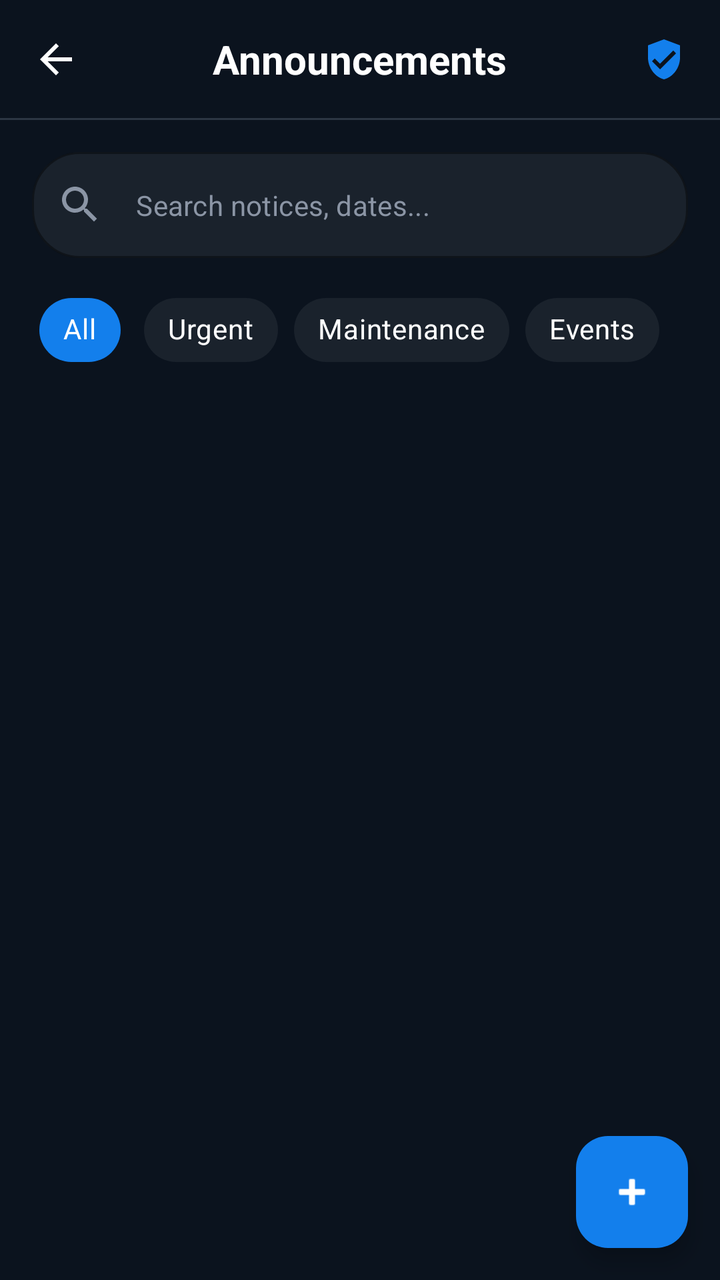
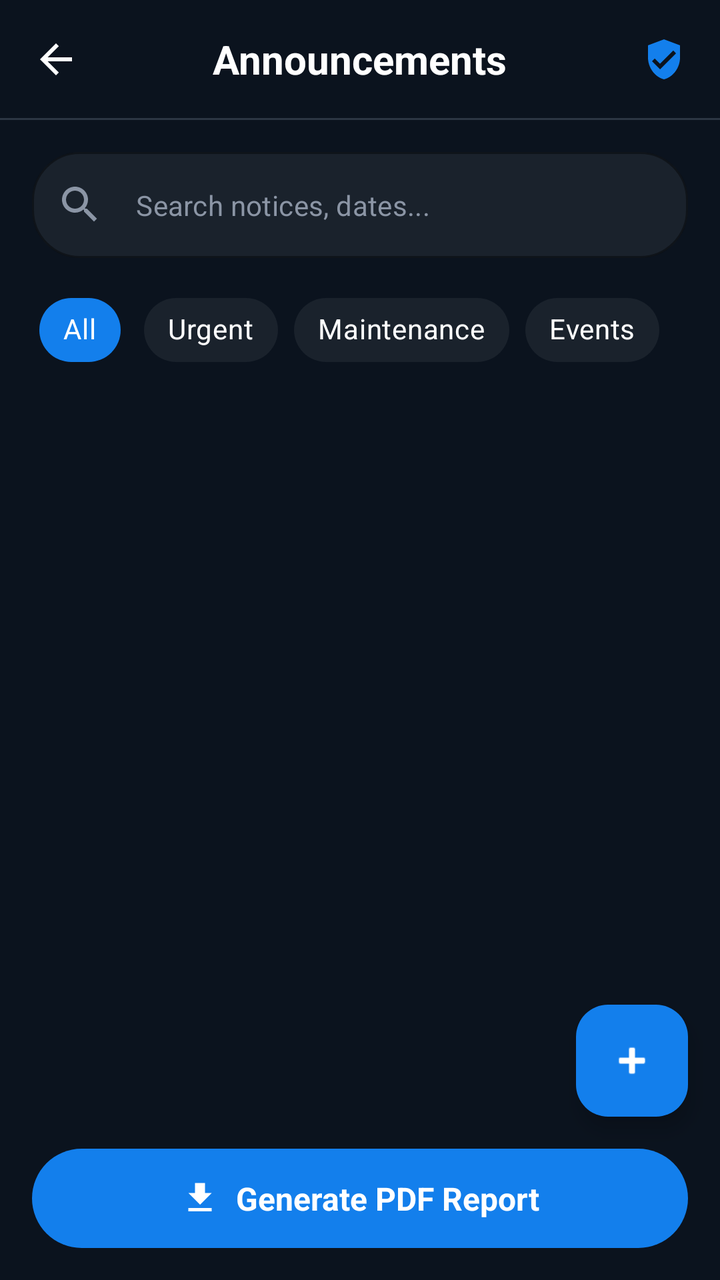

An Android layout rendered at two revisions. The XML below is the earlier revision; the diff shows what the commit changed to produce the second picture.
<!-- AndroidManifest.xml: application theme Theme.HouseVisitorManagementSystem -->
<!-- res/layout/activity_view_announcement.xml -->
<?xml version="1.0" encoding="utf-8"?>
<androidx.constraintlayout.widget.ConstraintLayout xmlns:android="http://schemas.android.com/apk/res/android"
    android:id="@+id/main"
    xmlns:app="http://schemas.android.com/apk/res-auto"
    xmlns:tools="http://schemas.android.com/tools"
    android:layout_width="match_parent"
    android:layout_height="match_parent"
    android:background="@color/night_blue"
    tools:context=".ViewAnnouncementActivity">

    
    <androidx.constraintlayout.widget.ConstraintLayout
        android:id="@+id/headerLayout"
        android:layout_width="match_parent"
        android:layout_height="wrap_content"
        android:padding="16dp"
        app:layout_constraintTop_toTopOf="parent">

        <ImageView
            android:id="@+id/btnBack"
            android:layout_width="24dp"
            android:layout_height="24dp"
            android:contentDescription="Back"
            android:src="@drawable/ic_arrow_back"
            app:layout_constraintBottom_toBottomOf="parent"
            app:layout_constraintStart_toStartOf="parent"
            app:layout_constraintTop_toTopOf="parent"
            app:tint="@color/white" />

        <TextView
            android:layout_width="wrap_content"
            android:layout_height="wrap_content"
            android:text="Announcements"
            android:textColor="@color/white"
            android:textSize="20sp"
            android:textStyle="bold"
            app:layout_constraintBottom_toBottomOf="parent"
            app:layout_constraintEnd_toEndOf="parent"
            app:layout_constraintStart_toStartOf="parent"
            app:layout_constraintTop_toTopOf="parent" />

        <ImageView
            android:id="@+id/btnFilter"
            android:layout_width="24dp"
            android:layout_height="24dp"
            android:contentDescription="Filter"
            android:src="@drawable/ic_filter_list"
            app:layout_constraintBottom_toBottomOf="parent"
            app:layout_constraintEnd_toEndOf="parent"
            app:layout_constraintTop_toTopOf="parent"
            app:tint="@color/bright_azure_blue" />

    </androidx.constraintlayout.widget.ConstraintLayout>

    <View
        android:id="@+id/divider"
        android:layout_width="match_parent"
        android:layout_height="1dp"
        android:background="@color/slate_blue_gray"
        app:layout_constraintTop_toBottomOf="@id/headerLayout" />

    
    <com.google.android.material.textfield.TextInputLayout
        android:id="@+id/searchLayout"
        style="@style/Widget.MaterialComponents.TextInputLayout.OutlinedBox"
        android:layout_width="match_parent"
        android:layout_height="wrap_content"
        android:layout_marginHorizontal="16dp"
        android:layout_marginTop="16dp"
        app:boxBackgroundColor="@color/card_dark_bg"
        app:boxCornerRadiusBottomEnd="24dp"
        app:boxCornerRadiusBottomStart="24dp"
        app:boxCornerRadiusTopEnd="24dp"
        app:boxCornerRadiusTopStart="24dp"
        app:boxStrokeColor="@color/slate_blue_gray"
        app:boxStrokeWidth="1dp"
        app:hintEnabled="false"
        app:layout_constraintTop_toBottomOf="@id/divider"
        app:startIconDrawable="@drawable/ic_search"
        app:startIconTint="@color/text_grey">

        <com.google.android.material.textfield.TextInputEditText
            android:id="@+id/etSearch"
            android:layout_width="match_parent"
            android:layout_height="wrap_content"
            android:hint="Search notices, dates..."
            android:inputType="text"
            android:textColor="@color/white"
            android:textColorHint="@color/text_grey"
            android:textSize="14sp" />
    </com.google.android.material.textfield.TextInputLayout>

    
    <com.google.android.material.chip.ChipGroup
        android:id="@+id/chipGroupFilters"
        android:layout_width="match_parent"
        android:layout_height="wrap_content"
        android:layout_marginHorizontal="16dp"
        android:layout_marginTop="12dp"
        app:layout_constraintTop_toBottomOf="@id/searchLayout"
        app:singleLine="true"
        app:singleSelection="true">

        <com.google.android.material.chip.Chip
            android:id="@+id/chipAll"
            style="@style/Widget.MaterialComponents.Chip.Choice"
            android:layout_width="wrap_content"
            android:layout_height="wrap_content"
            android:checked="true"
            android:text="All"
            android:textColor="@color/white"
            app:checkedIconVisible="false"
            app:chipBackgroundColor="@color/chip_bg_selector"
            app:chipStrokeWidth="0dp" />

        <com.google.android.material.chip.Chip
            android:id="@+id/chipUrgent"
            style="@style/Widget.MaterialComponents.Chip.Choice"
            android:layout_width="wrap_content"
            android:layout_height="wrap_content"
            android:text="Urgent"
            android:textColor="@color/white"
            app:checkedIconVisible="false"
            app:chipBackgroundColor="@color/chip_bg_selector"
            app:chipStrokeWidth="0dp" />

        <com.google.android.material.chip.Chip
            android:id="@+id/chipMaintenance"
            style="@style/Widget.MaterialComponents.Chip.Choice"
            android:layout_width="wrap_content"
            android:layout_height="wrap_content"
            android:text="Maintenance"
            android:textColor="@color/white"
            app:checkedIconVisible="false"
            app:chipBackgroundColor="@color/chip_bg_selector"
            app:chipStrokeWidth="0dp" />

        <com.google.android.material.chip.Chip
            android:id="@+id/chipEvents"
            style="@style/Widget.MaterialComponents.Chip.Choice"
            android:layout_width="wrap_content"
            android:layout_height="wrap_content"
            android:text="Events"
            android:textColor="@color/white"
            app:checkedIconVisible="false"
            app:chipBackgroundColor="@color/chip_bg_selector"
            app:chipStrokeWidth="0dp" />

    </com.google.android.material.chip.ChipGroup>

    
    <androidx.recyclerview.widget.RecyclerView
        android:id="@+id/rvAnnouncements"
        android:layout_width="match_parent"
        android:layout_height="0dp"
        android:layout_marginTop="16dp"
        android:clipToPadding="false"
        android:paddingHorizontal="16dp"
        android:paddingBottom="16dp"
        app:layout_constraintBottom_toBottomOf="parent"
        app:layout_constraintTop_toBottomOf="@id/chipGroupFilters"
        tools:listitem="@layout/item_announcement" />

    
    <com.google.android.material.floatingactionbutton.FloatingActionButton
        android:id="@+id/fabAddAnnouncement"
        android:layout_width="wrap_content"
        android:layout_height="wrap_content"
        android:layout_marginEnd="16dp"
        android:layout_marginBottom="16dp"
        android:contentDescription="Add Announcement"
        android:src="@android:drawable/ic_input_add"
        app:backgroundTint="@color/bright_azure_blue"
        app:layout_constraintBottom_toBottomOf="parent"
        app:layout_constraintEnd_toEndOf="parent"
        app:tint="@color/white" />

</androidx.constraintlayout.widget.ConstraintLayout>
<!-- res/layout/item_announcement.xml (included above) -->
<?xml version="1.0" encoding="utf-8"?>
<com.google.android.material.card.MaterialCardView xmlns:android="http://schemas.android.com/apk/res/android"
    xmlns:app="http://schemas.android.com/apk/res-auto"
    android:layout_width="match_parent"
    android:layout_height="wrap_content"
    android:layout_marginBottom="12dp"
    app:cardBackgroundColor="@color/card_dark_bg"
    app:cardCornerRadius="16dp"
    app:cardElevation="2dp">

    <androidx.constraintlayout.widget.ConstraintLayout
        android:layout_width="match_parent"
        android:layout_height="wrap_content"
        android:padding="16dp">

        
        <View
            android:id="@+id/leftBorder"
            android:layout_width="4dp"
            android:layout_height="0dp"
            android:background="@color/bright_azure_blue"
            app:layout_constraintBottom_toBottomOf="parent"
            app:layout_constraintStart_toStartOf="parent"
            app:layout_constraintTop_toTopOf="parent" />

        
        <FrameLayout
            android:id="@+id/iconContainer"
            android:layout_width="48dp"
            android:layout_height="48dp"
            android:layout_marginStart="12dp"
            android:background="@drawable/circle_dark_bg"
            app:layout_constraintStart_toEndOf="@id/leftBorder"
            app:layout_constraintTop_toTopOf="parent">

            <ImageView
                android:id="@+id/ivIcon"
                android:layout_width="24dp"
                android:layout_height="24dp"
                android:layout_gravity="center"
                android:src="@drawable/ic_home_filled"
                app:tint="@color/bright_azure_blue" />
        </FrameLayout>

        
        <TextView
            android:id="@+id/tvTitle"
            android:layout_width="0dp"
            android:layout_height="wrap_content"
            android:layout_marginStart="12dp"
            android:layout_marginEnd="8dp"
            android:text="Gate A Maintenance"
            android:textColor="@color/white"
            android:textSize="16sp"
            android:textStyle="bold"
            app:layout_constraintEnd_toStartOf="@id/tvBadge"
            app:layout_constraintStart_toEndOf="@id/iconContainer"
            app:layout_constraintTop_toTopOf="@id/iconContainer" />

        
        <TextView
            android:id="@+id/tvBadge"
            android:layout_width="wrap_content"
            android:layout_height="wrap_content"
            android:background="@drawable/bg_badge_urgent"
            android:paddingHorizontal="10dp"
            android:paddingVertical="4dp"
            android:text="Urgent"
            android:textColor="@color/red"
            android:textSize="11sp"
            android:textStyle="bold"
            android:visibility="gone"
            app:layout_constraintEnd_toEndOf="parent"
            app:layout_constraintTop_toTopOf="@id/tvTitle" />

        
        <TextView
            android:id="@+id/tvDescription"
            android:layout_width="0dp"
            android:layout_height="wrap_content"
            android:layout_marginStart="12dp"
            android:layout_marginTop="4dp"
            android:layout_marginEnd="16dp"
            android:ellipsize="end"
            android:maxLines="2"
            android:text="The main electronic gate will be offline for emergency repairs from 2 PM to..."
            android:textColor="@color/text_grey"
            android:textSize="14sp"
            app:layout_constraintEnd_toEndOf="parent"
            app:layout_constraintStart_toEndOf="@id/iconContainer"
            app:layout_constraintTop_toBottomOf="@id/tvTitle" />

        
        <ImageView
            android:id="@+id/ivAuthor"
            android:layout_width="16dp"
            android:layout_height="16dp"
            android:layout_marginStart="12dp"
            android:layout_marginTop="12dp"
            android:src="@drawable/ic_person_outline"
            app:layout_constraintStart_toEndOf="@id/iconContainer"
            app:layout_constraintTop_toBottomOf="@id/tvDescription"
            app:tint="@color/text_grey" />

        <TextView
            android:id="@+id/tvAuthorInfo"
            android:layout_width="0dp"
            android:layout_height="wrap_content"
            android:layout_marginStart="6dp"
            android:text="Admin • 10:00 AM"
            android:textColor="@color/text_grey"
            android:textSize="12sp"
            app:layout_constraintBottom_toBottomOf="@id/ivAuthor"
            app:layout_constraintEnd_toStartOf="@id/tvReadMore"
            app:layout_constraintStart_toEndOf="@id/ivAuthor"
            app:layout_constraintTop_toTopOf="@id/ivAuthor" />

        
        <TextView
            android:id="@+id/tvReadMore"
            android:layout_width="wrap_content"
            android:layout_height="wrap_content"
            android:text="Read more ›"
            android:textColor="@color/bright_azure_blue"
            android:textSize="12sp"
            android:textStyle="bold"
            android:visibility="gone"
            app:layout_constraintBottom_toBottomOf="@id/tvAuthorInfo"
            app:layout_constraintEnd_toEndOf="parent"
            app:layout_constraintTop_toTopOf="@id/tvAuthorInfo" />

    </androidx.constraintlayout.widget.ConstraintLayout>

</com.google.android.material.card.MaterialCardView>
<!-- resources referenced by this layout -->
<resources>
  <color name="bright_azure_blue">#137fec</color>
  <color name="card_dark_bg">#1A222C</color>
  <color name="night_blue">#0B131E</color>
  <color name="red">#E74C3C</color>
  <color name="slate_blue_gray">#2C3643</color>
  <color name="text_grey">#8B95A5</color>
  <color name="white">#FFFFFF</color>
  <!-- drawable bg_badge_urgent (drawable) -->
  <?xml version="1.0" encoding="utf-8"?>
  <shape xmlns:android="http://schemas.android.com/apk/res/android">
      <solid android:color="#2D1F1F" />
      <corners android:radius="8dp" />
  </shape>
  <!-- drawable circle_dark_bg (drawable) -->
  <?xml version="1.0" encoding="utf-8"?>
  <shape xmlns:android="http://schemas.android.com/apk/res/android"
      android:shape="oval">
      <solid android:color="#1A2332" />
  </shape>
  <!-- drawable ic_arrow_back (drawable) -->
  <vector xmlns:android="http://schemas.android.com/apk/res/android"
      android:width="24dp"
      android:height="24dp"
      android:viewportWidth="24"
      android:viewportHeight="24">
      <path
          android:fillColor="#FFFFFF"
          android:pathData="M20,11H7.83l5.59,-5.59L12,4l-8,8 8,8 1.41,-1.41L7.83,13H20v-2z" />
  </vector>
  <!-- drawable ic_filter_list (drawable) -->
  <vector xmlns:android="http://schemas.android.com/apk/res/android"
      android:width="24dp"
      android:height="24dp"
      android:viewportWidth="24"
      android:viewportHeight="24">
      <path
          android:fillColor="#FFFFFF"
          android:pathData="M12,2L4,5v6.09c0,5.05 3.41,9.76 8,10.91c4.59,-1.15 8,-5.86 8,-10.91V5L12,2zM10,17l-4,-4l1.41,-1.41L10,14.17l6.59,-6.59L18,9L10,17z"/>
  </vector>
  <!-- drawable ic_home_filled (drawable) -->
  <vector xmlns:android="http://schemas.android.com/apk/res/android"
      android:width="24dp"
      android:height="24dp"
      android:viewportWidth="24"
      android:viewportHeight="24">
      <path
          android:fillColor="#FFFFFF"
          android:pathData="M10,20v-6h4v6h5v-8h3L12,3 2,12h3v8z" />
  </vector>
  <!-- drawable ic_search (drawable) -->
  <vector xmlns:android="http://schemas.android.com/apk/res/android"
      android:width="24dp"
      android:height="24dp"
      android:viewportWidth="24"
      android:viewportHeight="24"
      android:tint="@color/white">
    <path
        android:fillColor="@android:color/white"
        android:pathData="M15.5,14h-0.79l-0.28,-0.27C15.41,12.59 16,11.11 16,9.5 16,5.91 13.09,3 9.5,3S3,5.91 3,9.5 5.91,16 9.5,16c1.61,0 3.09,-0.59 4.23,-1.57l0.27,0.28v0.79l5,4.99L20.49,19l-4.99,-5zM9.5,14C7.01,14 5,11.99 5,9.5S7.01,5 9.5,5 14,7.01 14,9.5 11.99,14 9.5,14z"/>
  </vector>
  <style name="Theme.HouseVisitorManagementSystem" parent="Base.Theme.HouseVisitorManagementSystem" />
  <style name="Base.Theme.HouseVisitorManagementSystem" parent="Theme.Material3.DayNight.NoActionBar">
          
          
      </style>
  <!-- unchanged entries left out for length: 1 -->
</resources>

<!-- the commit's change to res/layout/activity_view_announcement.xml (unified diff, before → after) -->
@@ -51,6 +51,34 @@
             app:tint="@color/bright_azure_blue" />
 
     </androidx.constraintlayout.widget.ConstraintLayout>
+
+    <LinearLayout
+        android:id="@+id/btnGenerateReport"
+        android:layout_width="match_parent"
+        android:layout_height="wrap_content"
+        android:layout_marginHorizontal="16dp"
+        android:layout_marginBottom="16dp"
+        android:background="@drawable/bg_generate_report"
+        android:gravity="center"
+        android:orientation="horizontal"
+        android:padding="14dp"
+        app:layout_constraintBottom_toBottomOf="parent">
+
+        <ImageView
+            android:layout_width="20dp"
+            android:layout_height="20dp"
+            android:layout_marginEnd="8dp"
+            android:src="@drawable/ic_download"
+            app:tint="@color/white" />
+
+        <TextView
+            android:layout_width="wrap_content"
+            android:layout_height="wrap_content"
+            android:text="Generate PDF Report"
+            android:textColor="@color/white"
+            android:textSize="16sp"
+            android:textStyle="bold" />
+    </LinearLayout>
 
     <View
         android:id="@+id/divider"
@@ -154,10 +182,11 @@
         android:layout_width="match_parent"
         android:layout_height="0dp"
         android:layout_marginTop="16dp"
+        android:layout_marginBottom="8dp"
         android:clipToPadding="false"
         android:paddingHorizontal="16dp"
         android:paddingBottom="16dp"
-        app:layout_constraintBottom_toBottomOf="parent"
+        app:layout_constraintBottom_toTopOf="@id/btnGenerateReport"
         app:layout_constraintTop_toBottomOf="@id/chipGroupFilters"
         tools:listitem="@layout/item_announcement" />
 
@@ -171,7 +200,7 @@
         android:contentDescription="Add Announcement"
         android:src="@android:drawable/ic_input_add"
         app:backgroundTint="@color/bright_azure_blue"
-        app:layout_constraintBottom_toBottomOf="parent"
+        app:layout_constraintBottom_toTopOf="@id/btnGenerateReport"
         app:layout_constraintEnd_toEndOf="parent"
         app:tint="@color/white" />
 
<!-- resource entries referenced after the edit -->
@@ -12,6 +12,12 @@
   <shape xmlns:android="http://schemas.android.com/apk/res/android">
       <solid android:color="#2D1F1F" />
       <corners android:radius="8dp" />
+  </shape>
+  <!-- drawable bg_generate_report (drawable) -->
+  <?xml version="1.0" encoding="utf-8"?>
+  <shape xmlns:android="http://schemas.android.com/apk/res/android">
+      <solid android:color="@color/bright_azure_blue" />
+      <corners android:radius="100dp" />
   </shape>
   <!-- drawable circle_dark_bg (drawable) -->
   <?xml version="1.0" encoding="utf-8"?>
@@ -28,6 +34,17 @@
       <path
           android:fillColor="#FFFFFF"
           android:pathData="M20,11H7.83l5.59,-5.59L12,4l-8,8 8,8 1.41,-1.41L7.83,13H20v-2z" />
+  </vector>
+  <!-- drawable ic_download (drawable) -->
+  <?xml version="1.0" encoding="utf-8"?>
+  <vector xmlns:android="http://schemas.android.com/apk/res/android"
+      android:width="24dp"
+      android:height="24dp"
+      android:viewportWidth="24"
+      android:viewportHeight="24">
+      <path
+          android:fillColor="#FFFFFFFF"
+          android:pathData="M19,9h-4V3H9v6H5l7,7L19,9zM5,18v2h14v-2H5z" />
   </vector>
   <!-- drawable ic_filter_list (drawable) -->
   <vector xmlns:android="http://schemas.android.com/apk/res/android"
